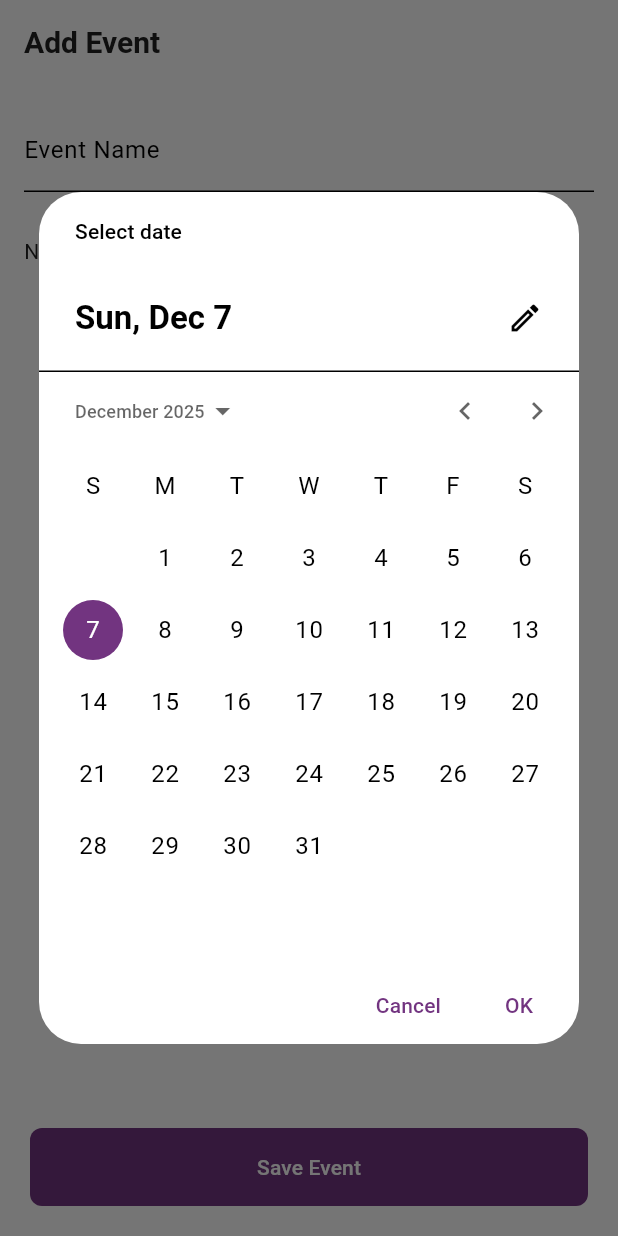
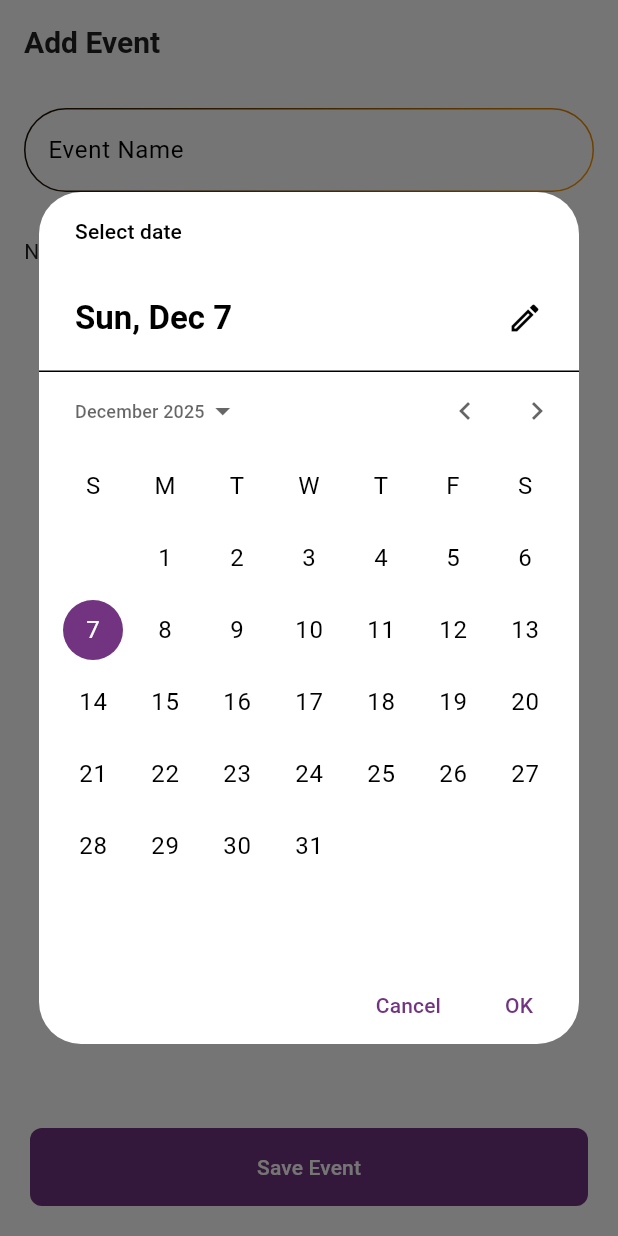
Before and after one commit to syafiqadibafham/ngam_plan, a Flutter app: the AddEventView widget shown alone on an empty page, opened directly, after a tap on "Choose Date:", on a phone screen of 412 x 824 dp. Run offline on Flutter 3.47's test engine with Material 3 defaults, Android fonts, the phone set to English and light mode, and no system bars; our stand-ins replace bloc, flutter_bloc, freezed_annotation, get_it, jiffy, lucide_icons_flutter; missing offline and left inert: elegant_nav_bar; network calls fail; Roboto replaces fonts that are missing (Poppins).

Commit message:
feat: Add gradient-bordered TextInput, refactor EventHomeWidget UI, and implement addEvent cubit tests.

```diff
--- a/lib/features/events/models/event.dart
+++ b/lib/features/events/models/event.dart
@@ -1,3 +1,4 @@
+import 'package:flutter/services.dart';
 import 'package:freezed_annotation/freezed_annotation.dart';
 import 'package:ngam_plan/features/events/models/event_types.dart';
 
@@ -11,5 +12,6 @@ class Event with _$Event {
     required DateTime date,
     required EventType type,
     String? imageUrl,
+    Color? color,
   }) = _Event;
 }
--- a/lib/features/events/view/add_event_view.dart
+++ b/lib/features/events/view/add_event_view.dart
@@ -6,6 +6,7 @@ import 'package:ngam_plan/features/events/models/event.dart';
 import 'package:ngam_plan/features/events/models/event_types.dart';
 import 'package:ngam_plan/src/core/theme/app_typography.dart';
 import 'package:ngam_plan/src/widgets/app_screen.dart';
+import 'package:ngam_plan/src/widgets/text_input.dart';
 
 class AddEventView extends StatefulWidget {
   const AddEventView({super.key});
@@ -73,9 +74,9 @@ class _AddEventViewState extends State<AddEventView> {
           key: _formKey,
           child: Column(
             children: [
-              TextFormField(
+              TextInput(
                 controller: _nameController,
-                decoration: const InputDecoration(labelText: 'Event Name'),
+                labelText: 'Event Name',
                 validator: (value) {
                   if (value == null || value.isEmpty) {
                     return 'Please enter an event name';
--- /dev/null
+++ b/lib/src/core/theme/custom_outline_input_border.dart
@@ -0,0 +1,116 @@
+import 'dart:ui';
+import 'dart:math' as math;
+
+import 'package:flutter/material.dart';
+
+class CustomInputBorder extends OutlineInputBorder {
+  final Gradient? gradient;
+
+  const CustomInputBorder({
+    super.borderSide = const BorderSide(),
+    super.borderRadius = const BorderRadius.all(Radius.circular(4.0)),
+    super.gapPadding = 4.0,
+    this.gradient,
+  });
+
+  @override
+  CustomInputBorder copyWith({
+    BorderSide? borderSide,
+    BorderRadius? borderRadius,
+    double? gapPadding,
+    Gradient? gradient,
+  }) {
+    return CustomInputBorder(
+      borderSide: borderSide ?? this.borderSide,
+      borderRadius: borderRadius ?? this.borderRadius,
+      gapPadding: gapPadding ?? this.gapPadding,
+      gradient: gradient ?? this.gradient,
+    );
+  }
+
+  @override
+  ShapeBorder? lerpFrom(ShapeBorder? a, double t) {
+    if (a is CustomInputBorder) {
+      return CustomInputBorder(
+        borderRadius: BorderRadius.lerp(a.borderRadius, borderRadius, t)!,
+        borderSide: BorderSide.lerp(a.borderSide, borderSide, t),
+        gapPadding: lerpDouble(a.gapPadding, gapPadding, t)!,
+        gradient: Gradient.lerp(a.gradient, gradient, t),
+      );
+    }
+    return super.lerpFrom(a, t);
+  }
+
+  @override
+  ShapeBorder? lerpTo(ShapeBorder? b, double t) {
+    if (b is CustomInputBorder) {
+      return CustomInputBorder(
+        borderRadius: BorderRadius.lerp(borderRadius, b.borderRadius, t)!,
+        borderSide: BorderSide.lerp(borderSide, b.borderSide, t),
+        gapPadding: lerpDouble(gapPadding, b.gapPadding, t)!,
+        gradient: Gradient.lerp(gradient, b.gradient, t),
+      );
+    }
+    return super.lerpTo(b, t);
+  }
+
+  @override
+  void paint(
+    Canvas canvas,
+    Rect rect, {
+    double? gapStart,
+    double gapExtent = 0.0,
+    double gapPercentage = 0.0,
+    TextDirection? textDirection,
+  }) {
+    final Paint paint = borderSide.toPaint();
+    final RRect outer = borderRadius.toRRect(rect);
+    final RRect center = outer.deflate(borderSide.width / 2.0);
+    if (gradient != null) {
+      paint.shader = gradient!.createShader(rect);
+    }
+
+    if (gapStart == null || gapExtent <= 0.0 || gapPercentage == 0.0) {
+      canvas.drawRRect(center, paint);
+    } else {
+      final double extent = lerpDouble(0.0, gapExtent, gapPercentage)!;
+      switch (textDirection!) {
+        case TextDirection.rtl:
+          final Path path = _gapBorderPath(center, math.max(0.0, gapStart - extent), extent);
+          canvas.drawPath(path, paint);
+          break;
+        case TextDirection.ltr:
+          final Path path = _gapBorderPath(center, gapStart, extent);
+          canvas.drawPath(path, paint);
+          break;
+      }
+    }
+  }
+
+  Path _gapBorderPath(RRect center, double start, double extent) {
+    final Path path = Path()..addRRect(center);
+    final Rect gap = Rect.fromLTWH(
+      start,
+      center.top,
+      extent,
+      borderSide.width,
+    );
+    path.addRect(gap.inflate(borderSide.width / 2.0));
+    path.fillType = PathFillType.evenOdd;
+    return path;
+  }
+
+  @override
+  bool operator ==(Object other) {
+    if (identical(this, other)) {
+      return true;
+    }
+    if (other.runtimeType != runtimeType) {
+      return false;
+    }
+    return other is CustomInputBorder && other.borderSide == borderSide && other.borderRadius == borderRadius && other.gapPadding == gapPadding && other.gradient == gradient;
+  }
+
+  @override
+  int get hashCode => Object.hash(borderSide, borderRadius, gapPadding, gradient);
+}
--- /dev/null
+++ b/lib/src/widgets/text_input.dart
@@ -0,0 +1,41 @@
+import 'package:flutter/material.dart';
+import 'package:ngam_plan/src/core/theme/custom_outline_input_border.dart';
+import 'package:ngam_plan/src/core/theme/theme.dart';
+
+class TextInput extends StatelessWidget {
+  const TextInput({super.key, required this.controller, this.validator, required this.labelText});
+
+  final TextEditingController controller;
+  final String labelText;
+  final String? Function(String?)? validator;
+
+  @override
+  Widget build(BuildContext context) {
+    return TextFormField(
+      controller: controller,
+      decoration: InputDecoration(
+          labelText: labelText,
+          border: CustomInputBorder(
+            gradient: const RadialGradient(
+              colors: [Colors.orangeAccent, Colors.black],
+              focalRadius: 1.5,
+              radius: 4.5,
+              center: Alignment(-1, -0.8),
+            ),
+            borderRadius: BorderRadius.circular(16),
+            borderSide: const BorderSide(color: Colors.black, width: 1),
+          ),
+          enabledBorder: CustomInputBorder(
+            gradient: const RadialGradient(
+              colors: [Colors.orange, Colors.black],
+              focalRadius: 0.1,
+              radius: 7.5,
+              center: Alignment(1, 0.8),
+            ),
+            borderRadius: BorderRadius.circular(32),
+            borderSide: const BorderSide(color: Colors.black, width: 1),
+          )),
+      validator: validator,
+    );
+  }
+}
--- a/pubspec.yaml
+++ b/pubspec.yaml
@@ -23,6 +23,7 @@ dependencies:
   get_it: ^8.2.0
   jiffy: ^6.4.3
   lucide_icons_flutter: ^3.1.4
+  soft_edge_blur: ^0.1.3
 
 dev_dependencies:
   bloc_test: ^9.1.7
```
Also changed, not shown: lib/features/home/widgets/event_home_widget.dart (+9 -13 lines), lib/features/events/models/event.freezed.dart, pubspec.lock, 1 other file.
